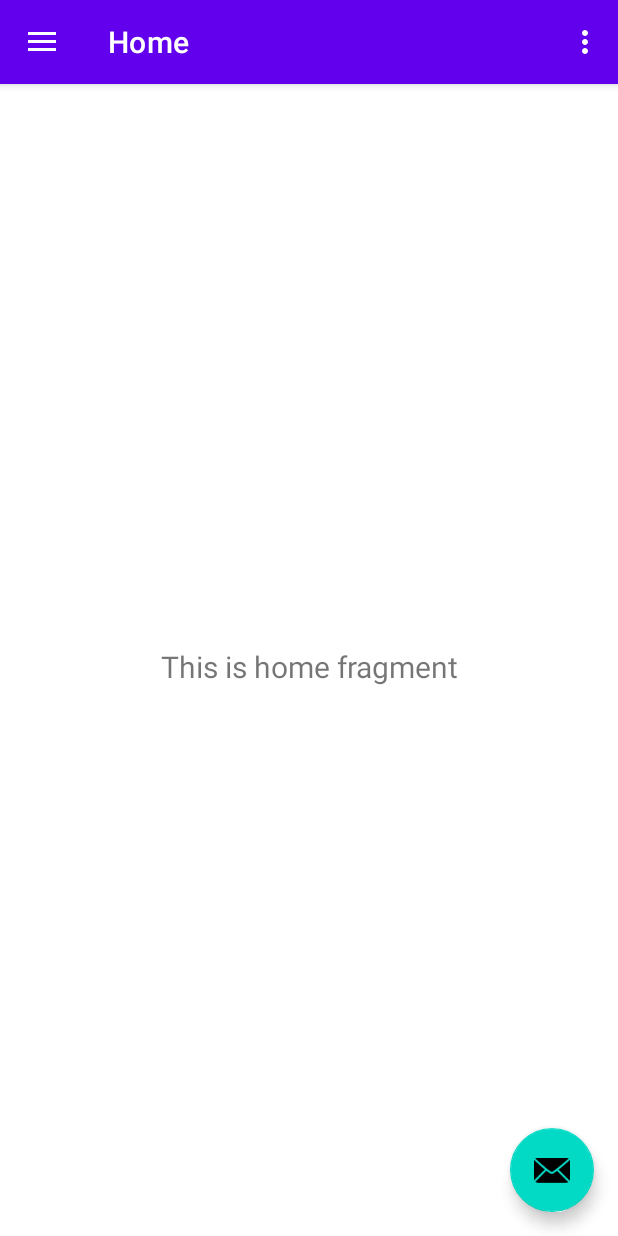
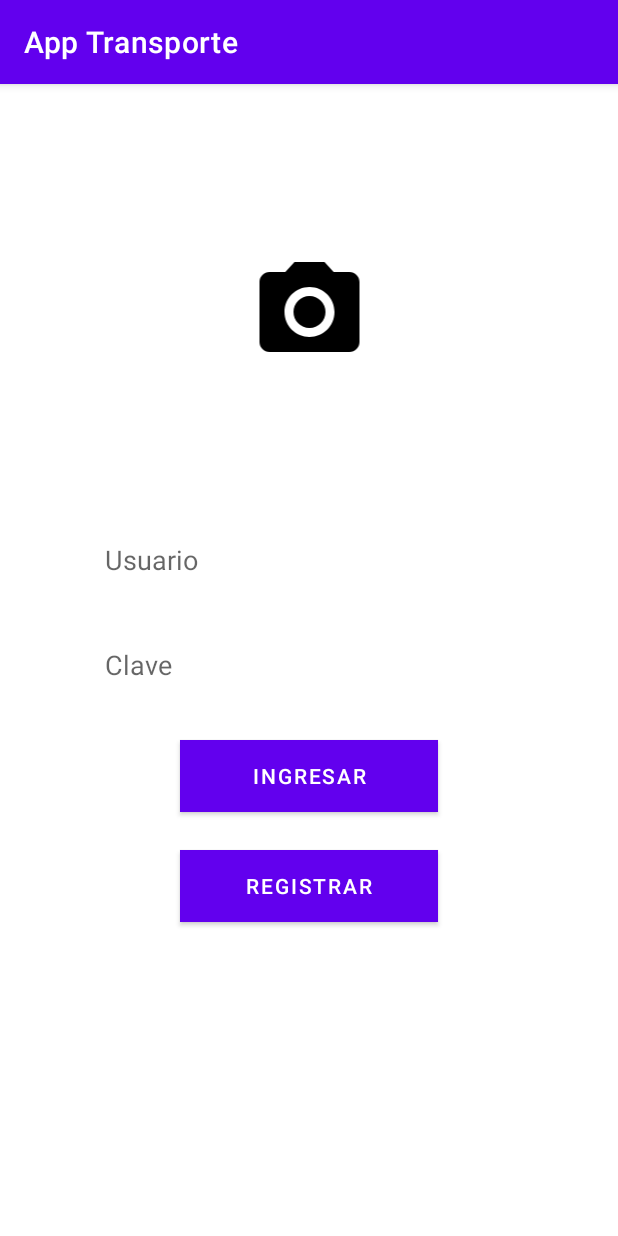
Before and after one commit to kevinanyoza/appmoviles, an Android app: the screen it shows after launch (MainActivity before the commit, LoginActivity after it), on a phone screen of 412 x 824 dp. Run offline under Robolectric (Android 15) with nearby library versions, the phone set to English and light mode, and no system bars; our stand-ins replace Volley.

Commit message:
login y pasajes
listo

```diff
--- a/app/build.gradle
+++ b/app/build.gradle
@@ -39,6 +39,7 @@
     implementation 'androidx.lifecycle:lifecycle-viewmodel-ktx:2.2.0'
     implementation 'androidx.legacy:legacy-support-v4:1.0.0'
     testImplementation 'junit:junit:4.+'
+    implementation 'com.android.volley:volley:1.1.1'
     androidTestImplementation 'androidx.test.ext:junit:1.1.2'
     androidTestImplementation 'androidx.test.espresso:espresso-core:3.3.0'
 }
--- a/app/src/main/java/com/example/apptransporte1/MainActivity.java
+++ b/app/src/main/java/com/example/apptransporte1/MainActivity.java
@@ -39,7 +39,7 @@
         // Passing each menu ID as a set of Ids because each
         // menu should be considered as top level destinations.
         mAppBarConfiguration = new AppBarConfiguration.Builder(
-                R.id.nav_home, R.id.nav_gallery, R.id.nav_slideshow, R.id.incidenciaFragment)
+                R.id.nav_home, R.id.nav_gallery, R.id.nav_slideshow, R.id.incidenciaFragment,R.id.nav_pasajes)
                 .setDrawerLayout(drawer)
                 .build();
         NavController navController = Navigation.findNavController(this, R.id.nav_host_fragment);
--- /dev/null
+++ b/app/src/main/java/com/example/apptransporte1/ui/login/LoginActivity.java
@@ -0,0 +1,103 @@
+package com.example.apptransporte1.ui.login;
+
+import androidx.appcompat.app.AppCompatActivity;
+
+import android.content.Intent;
+import android.os.Bundle;
+import android.view.View;
+import android.widget.Button;
+import android.widget.EditText;
+import android.widget.Toast;
+
+import com.android.volley.AuthFailureError;
+import com.android.volley.Request;
+import com.android.volley.RequestQueue;
+import com.android.volley.Response;
+import com.android.volley.VolleyError;
+import com.android.volley.toolbox.StringRequest;
+import com.android.volley.toolbox.Volley;
+
+import com.example.apptransporte1.MainActivity;
+import com.example.apptransporte1.R;
+
+import org.json.JSONArray;
+import org.json.JSONException;
+
+import java.security.Principal;
+import java.util.HashMap;
+import java.util.Map;
+
+public class LoginActivity extends AppCompatActivity {
+
+   EditText usuario, password;
+   Button btnlogin;
+
+    @Override
+    protected void onCreate(Bundle savedInstanceState) {
+        super.onCreate(savedInstanceState);
+        setContentView(R.layout.activity_login);
+        asignarReferencias();
+    }
+
+    private void asignarReferencias() {
+        usuario = findViewById(R.id.txtusuario);
+        password = findViewById(R.id.txtpassword);
+        btnlogin = findViewById(R.id.btningresar);
+        btnlogin.setOnClickListener(new View.OnClickListener() {
+            @Override
+            public void onClick(View v) {
+                //Toast.makeText(LoginActivity.this, "hi", Toast.LENGTH_SHORT).show();
+                validarUsuario();
+
+            }
+        });
+
+    }
+
+    private  void  validarUsuario(){
+
+        String texto = usuario.getText().toString();
+        String URL = "http://aplicacionanyoza.atwebpages.com/index.php/logeos/"+texto;
+
+        StringRequest stringRequest = new StringRequest(Request.Method.GET, URL, new Response.Listener<String>() {
+            @Override
+            public void onResponse(String response) {
+              try {
+
+
+                  JSONArray arreglo = new JSONArray(response);
+
+                  if(arreglo.length() > 0){
+                      Intent intent = new Intent(getApplicationContext(), MainActivity.class);
+                      startActivity(intent);
+                      //Toast.makeText(LoginActivity.this, "buena", Toast.LENGTH_SHORT).show();
+                  }else{
+                      Toast.makeText(LoginActivity.this, "User o passs imvalido", Toast.LENGTH_SHORT).show();
+                  }
+
+
+              }catch (JSONException e){
+                  Toast.makeText(LoginActivity.this, "Error de conexcion", Toast.LENGTH_SHORT).show();
+              }
+            }
+        }, new Response.ErrorListener() {
+            @Override
+            public void onErrorResponse(VolleyError error) {
+                Toast.makeText(LoginActivity.this, error.toString(), Toast.LENGTH_SHORT).show();
+            }
+        }){
+            @Override
+            protected Map<String, String> getParams() throws AuthFailureError {
+                Map<String,String> parametros = new HashMap<String, String>();
+                parametros.put("usuario",usuario.getText().toString());
+                parametros.put("password",password.getText().toString());
+              return parametros;
+            }
+        };
+
+        RequestQueue requestQueue = Volley.newRequestQueue(this);
+        requestQueue.add(stringRequest);
+
+    }
+
+}
--- /dev/null
+++ b/app/src/main/res/layout/activity_login.xml
@@ -0,0 +1,78 @@
+<?xml version="1.0" encoding="utf-8"?>
+<androidx.constraintlayout.widget.ConstraintLayout xmlns:android="http://schemas.android.com/apk/res/android"
+    xmlns:app="http://schemas.android.com/apk/res-auto"
+    xmlns:tools="http://schemas.android.com/tools"
+    android:layout_width="match_parent"
+    android:layout_height="match_parent"
+    tools:context=".ui.login.LoginActivity"
+    android:padding="20dp">
+
+    <ImageView
+        android:id="@+id/imageView3"
+        android:layout_width="115dp"
+        android:layout_height="80dp"
+        android:layout_marginTop="92dp"
+        app:layout_constraintEnd_toEndOf="parent"
+        app:layout_constraintStart_toStartOf="parent"
+        app:layout_constraintTop_toTopOf="parent"
+        app:srcCompat="@drawable/ic_menu_camera" />
+
+    <EditText
+        android:id="@+id/txtusuario"
+        android:layout_width="match_parent"
+        android:layout_height="50dp"
+        android:layout_marginStart="50dp"
+        android:layout_marginTop="100dp"
+        android:layout_marginEnd="50dp"
+        android:ems="10"
+        android:background="#ffffff"
+        android:inputType="textPersonName"
+        android:hint="Usuario"
+        app:layout_constraintEnd_toEndOf="parent"
+        app:layout_constraintStart_toStartOf="parent"
+        app:layout_constraintTop_toBottomOf="@+id/imageView3" />
+
+    <EditText
+        android:id="@+id/txtpassword"
+        android:layout_width="match_parent"
+        android:layout_height="50dp"
+        android:layout_marginStart="50dp"
+        android:layout_marginTop="20dp"
+        android:layout_marginEnd="50dp"
+        android:background="#ffffff"
+        android:ems="10"
+        android:hint="Clave"
+        android:inputType="textPassword"
+        app:layout_constraintEnd_toEndOf="parent"
+        app:layout_constraintStart_toStartOf="parent"
+        app:layout_constraintTop_toBottomOf="@+id/txtusuario" />
+
+    <Button
+        android:id="@+id/btningresar"
+        android:layout_width="match_parent"
+        android:layout_height="wrap_content"
+        android:layout_marginStart="100dp"
+        android:layout_marginTop="25dp"
+        android:layout_marginEnd="100dp"
+        android:background="@android:color/white"
+        android:textColor="@android:color/white"
+        android:text="Ingresar"
+        app:layout_constraintEnd_toEndOf="parent"
+        app:layout_constraintStart_toStartOf="parent"
+        app:layout_constraintTop_toBottomOf="@+id/txtpassword" />
+
+    <Button
+        android:id="@+id/btnregistrar"
+        android:layout_width="match_parent"
+        android:layout_height="wrap_content"
+        android:layout_marginStart="100dp"
+        android:layout_marginTop="25dp"
+        android:layout_marginEnd="100dp"
+        android:background="@android:color/white"
+        android:textColor="@android:color/white"
+        android:text="Registrar"
+        app:layout_constraintEnd_toEndOf="parent"
+        app:layout_constraintStart_toStartOf="parent"
+        app:layout_constraintTop_toBottomOf="@+id/btningresar" />
+
+</androidx.constraintlayout.widget.ConstraintLayout>
--- a/app/src/main/res/menu/activity_main_drawer.xml
+++ b/app/src/main/res/menu/activity_main_drawer.xml
@@ -4,6 +4,12 @@
     tools:showIn="navigation_view">
 
     <group android:checkableBehavior="single">
+
+        <item
+            android:id="@+id/nav_pasajes"
+            android:icon="@drawable/ic_pasaje"
+            android:title="@string/menu_pasajes" />
+
         <item
             android:id="@+id/nav_home"
             android:icon="@drawable/ic_menu_camera"
--- a/app/src/main/res/values/strings.xml
+++ b/app/src/main/res/values/strings.xml
@@ -1,5 +1,5 @@
 <resources>
-    <string name="app_name">AppTransporte1</string>
+    <string name="app_name">App Transporte</string>
     <string name="navigation_drawer_open">Open navigation drawer</string>
     <string name="navigation_drawer_close">Close navigation drawer</string>
     <string name="nav_header_title">Android Studio</string>
@@ -7,6 +7,7 @@
     <string name="nav_header_desc">Navigation header</string>
     <string name="action_settings">Settings</string>
 
+    <string name="menu_pasajes">Comprar Pasajes</string>
     <string name="menu_home">Home</string>
     <string name="menu_gallery">Gallery</string>
     <string name="menu_slideshow">Slideshow</string>
```
Also changed, not shown: app/src/main/AndroidManifest.xml (+10 -4 lines), app/src/main/java/com/example/apptransporte1/ui/pasajes/Generarqr.java (added, +66 -0 lines), app/src/main/java/com/example/apptransporte1/ui/pasajes/nav_pasajes.java (added, +65 -0 lines), app/src/main/res/drawable/ic_pasaje.xml (added, +10 -0 lines), app/src/main/res/layout/fragment_generarqr.xml (added, +44 -0 lines), app/src/main/res/layout/fragment_nav_pasajes.xml (added, +128 -0 lines), app/src/main/res/navigation/mobile_navigation.xml (+14 -0 lines), 2 other files.
